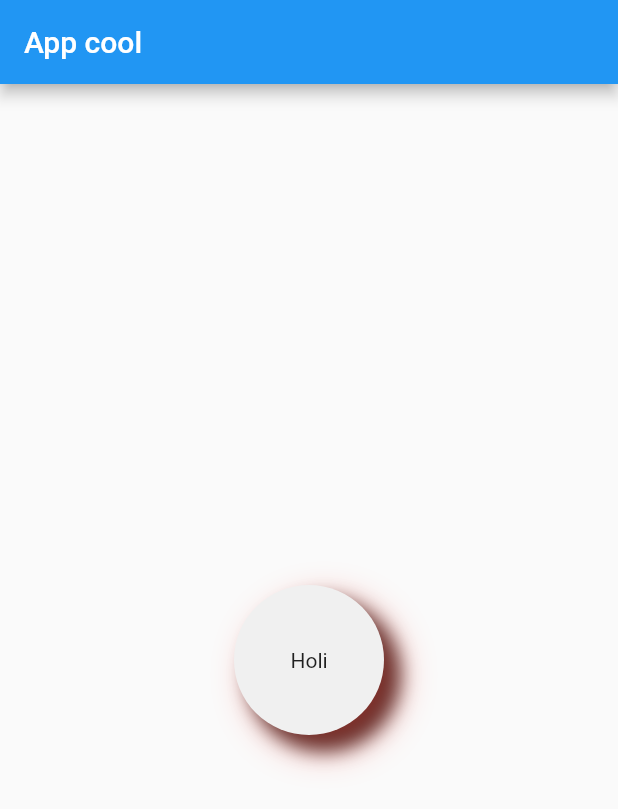
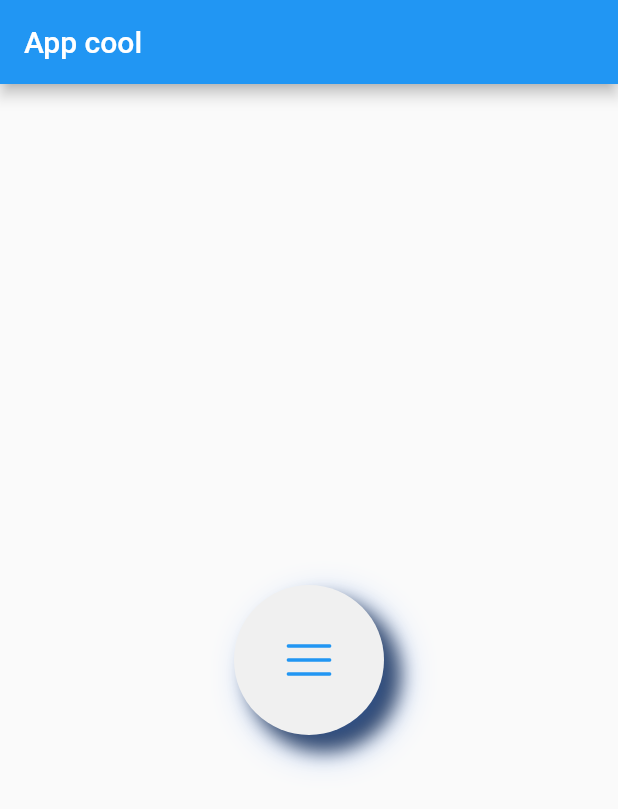
Before and after one commit to danirp23/flutter, a Flutter app: the screen it shows after launch, on a phone screen of 412 x 824 dp. Shown: the top 809 px of the screen. Run offline on Flutter 3.47's test engine with Material 2 defaults, Android fonts, the phone set to English and light mode, and no system bars; our stand-ins replace flutter_svg.

Commit message:
Manejo de iconos propios y de terceros

```diff
--- a/my_flutter_app_2/lib/page/home_page.dart
+++ b/my_flutter_app_2/lib/page/home_page.dart
@@ -1,6 +1,7 @@
 import 'package:flutter/cupertino.dart';
 import 'package:flutter/material.dart';
 import '../widgets/circle_container.dart';
+import 'package:flutter_svg/flutter_svg.dart';
 
 class HomePage extends StatelessWidget {
   @override
@@ -10,7 +11,15 @@ class HomePage extends StatelessWidget {
         title: Text("App cool"),
       ),
       body: Center(
-        child: CircleContainer(child: Text("Holi"), width: 100, height: 100),
+        child: CircleContainer(
+            child: SvgPicture.asset(
+              "assets/icons/menu.svg",
+              width: 30,
+              height: 30,
+              color: Colors.blue,
+            ),
+            width: 100,
+            height: 100),
       ),
     );
   }
--- a/my_flutter_app_2/lib/widgets/circle_container.dart
+++ b/my_flutter_app_2/lib/widgets/circle_container.dart
@@ -25,7 +25,7 @@ class CircleContainer extends StatelessWidget {
             BoxShadow(
                 color: Colors.black87, blurRadius: 10, offset: Offset(10, 10)),
             BoxShadow(
-                color: Colors.red.withOpacity(0.5),
+                color: Colors.blueAccent.withOpacity(0.5),
                 blurRadius: 20,
                 offset: Offset(10, 10))
           ]),
--- a/my_flutter_app_2/pubspec.yaml
+++ b/my_flutter_app_2/pubspec.yaml
@@ -28,6 +28,7 @@ dependencies:
   # The following adds the Cupertino Icons font to your application.
   # Use with the CupertinoIcons class for iOS style icons.
   cupertino_icons: ^0.1.3
+  flutter_svg: ^0.19.3
 
 dev_dependencies:
   flutter_test:
@@ -45,9 +46,8 @@ flutter:
   uses-material-design: true
 
   # To add assets to your application, add an assets section, like this:
-  # assets:
-  #   - images/a_dot_burr.jpeg
-  #   - images/a_dot_ham.jpeg
+  assets:
+    - assets/icons/menu.svg
 
   # An image asset can refer to one or more resolution-specific "variants", see
   # https://flutter.dev/assets-and-images/#resolution-aware.
```
Also changed, not shown: my_flutter_app_2/assets/icons/menu.svg (added), my_flutter_app_2/pubspec.lock.
